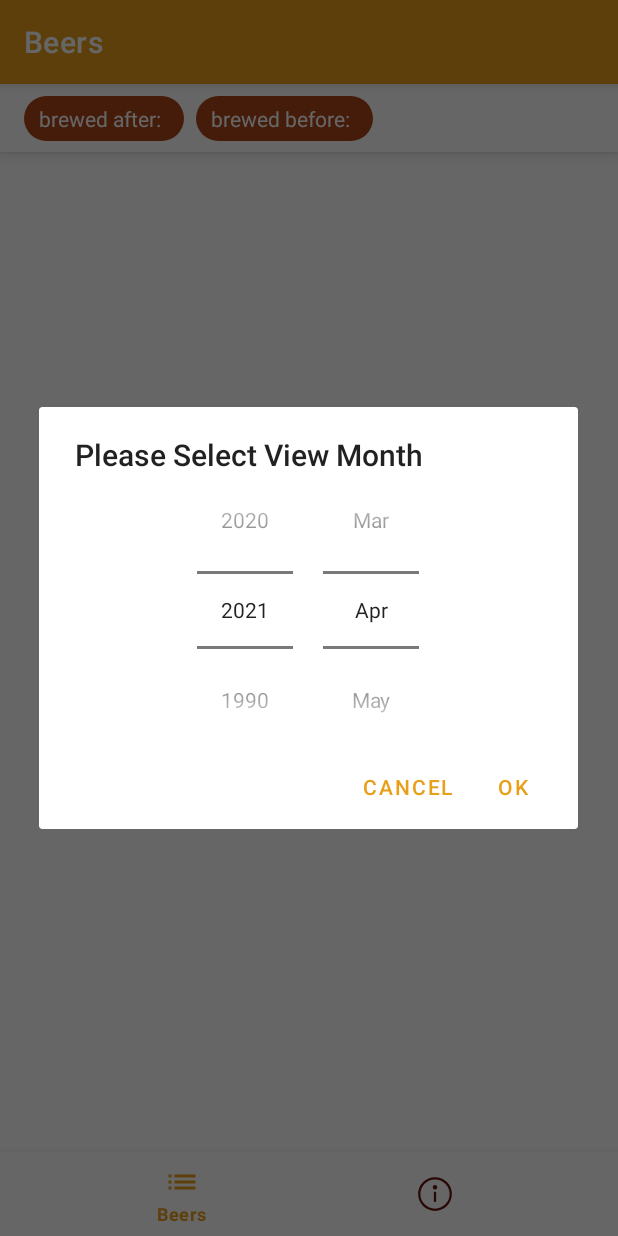
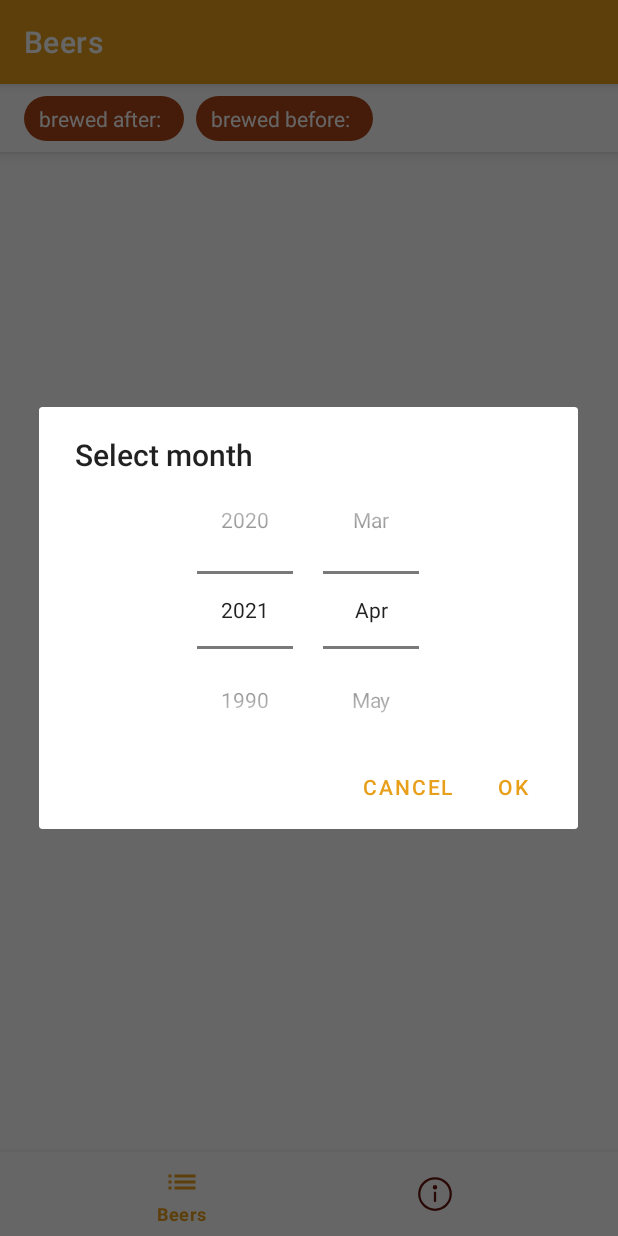
Before and after one commit to Gidan/Beers, an Android app: the screen it shows after launch (MainActivity), after a tap on "brewed after:", on a phone screen of 412 x 824 dp. Run offline under Robolectric (Android 15) with nearby library versions, the light colour scheme and no system bars; our stand-ins replace navigation-ui; pictures from the network do not load; 1 statement that could not run was skipped.

Commit message:
string resources

```diff
--- a/app/src/main/java/com/amatucci/andrea/beers/ui/MonthYearPicker.kt
+++ b/app/src/main/java/com/amatucci/andrea/beers/ui/MonthYearPicker.kt
@@ -5,6 +5,7 @@ import android.app.Dialog
 import android.os.Bundle
 import androidx.appcompat.app.AlertDialog
 import androidx.fragment.app.DialogFragment
+import com.amatucci.andrea.beers.R
 import com.amatucci.andrea.beers.databinding.DialogMonthYearPickerBinding
 import java.util.*
 
@@ -12,7 +13,6 @@ class MonthYearPickerDialog(private val date: Date = Date()) : DialogFragment()
 
     companion object {
         private const val MIN_YEAR = 1990
-
     }
 
     private lateinit var binding: DialogMonthYearPickerBinding
@@ -31,8 +31,20 @@ class MonthYearPickerDialog(private val date: Date = Date()) : DialogFragment()
             minValue = 0
             maxValue = 11
             value = cal.get(Calendar.MONTH)
-            displayedValues = arrayOf("Jan","Feb","Mar","Apr","May","June","July",
-                "Aug","Sep","Oct","Nov","Dec")
+            displayedValues = arrayOf(
+                getString(R.string.month_Jan),
+                getString(R.string.month_Feb),
+                getString(R.string.month_Mar),
+                getString(R.string.month_Apr),
+                getString(R.string.month_May),
+                getString(R.string.month_Jun),
+                getString(R.string.month_Jul),
+                getString(R.string.month_Aug),
+                getString(R.string.month_Sep),
+                getString(R.string.month_Oct),
+                getString(R.string.month_Nov),
+                getString(R.string.month_Dec)
+            )
         }
 
         binding.pickerYear.run {
@@ -43,10 +55,10 @@ class MonthYearPickerDialog(private val date: Date = Date()) : DialogFragment()
         }
 
         return AlertDialog.Builder(requireContext())
-            .setTitle("Please Select View Month")
+            .setTitle(getString(R.string.dialogTitle))
             .setView(binding.root)
-            .setPositiveButton("Ok") { _, _ -> listener?.onDateSet(null, binding.pickerYear.value, binding.pickerMonth.value + 1, 1) }
-            .setNegativeButton("Cancel") { _, _ -> dialog?.cancel() }
+            .setPositiveButton(getString(R.string.ok)) { _, _ -> listener?.onDateSet(null, binding.pickerYear.value, binding.pickerMonth.value + 1, 1) }
+            .setNegativeButton(getString(R.string.cancel)) { _, _ -> dialog?.cancel() }
             .create()
     }
 }
--- a/app/src/main/res/values/strings.xml
+++ b/app/src/main/res/values/strings.xml
@@ -14,4 +14,21 @@
     <string name="brewed_after">brewed after:</string>
     <string name="brewed_before">brewed before:</string>
 
+    <string name="dialogTitle">Select month</string>
+    <string name="ok">Ok</string>
+    <string name="cancel">Cancel</string>
+
+    <string name="month_Jan">Jan</string>
+    <string name="month_Feb">Feb</string>
+    <string name="month_Mar">Mar</string>
+    <string name="month_Apr">Apr</string>
+    <string name="month_May">May</string>
+    <string name="month_Jun">June</string>
+    <string name="month_Jul">July</string>
+    <string name="month_Aug">Aug</string>
+    <string name="month_Sep">Sep</string>
+    <string name="month_Oct">Oct</string>
+    <string name="month_Nov">Nov</string>
+    <string name="month_Dec">Dec</string>
+
 </resources>
```
